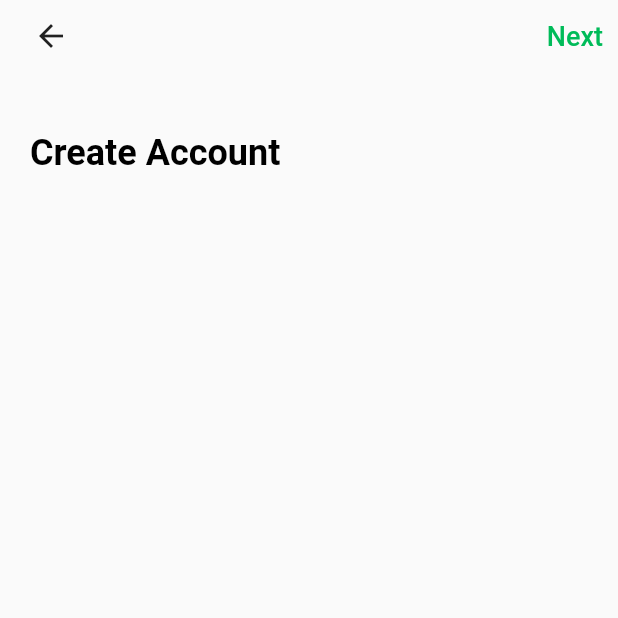
After one commit to Davies-K/Soccer-Mobile-App, a Flutter app: the screen it shows after launch, after a tap on "Sign up with email", on a phone screen of 412 x 824 dp, the top half of it. The commit adds this screen. Run offline on Flutter 3.47's test engine with Material 2 defaults, Android fonts, the phone set to English and light mode, and no system bars; our stand-ins replace get, google_fonts.

Commit message:
added onboarding screens

```diff
--- /dev/null
+++ b/lib/src/Features/Onboarding/create_account_screen.dart
@@ -0,0 +1,33 @@
+import 'package:flutter/material.dart';
+import 'package:get/get.dart';
+import 'package:soccer_app/src/AppConfig/app_config.dart';
+import 'package:soccer_app/src/Features/Onboarding/secure_account_screen.dart';
+import 'package:soccer_app/src/widgets/Onboarding/app_auth_header.dart';
+import 'package:soccer_app/src/widgets/Shared/default_app_header.dart';
+import 'package:soccer_app/src/widgets/next_widget.dart';
+
+class CreateAccountScreen extends StatelessWidget {
+  const CreateAccountScreen({Key? key}) : super(key: key);
+
+  @override
+  Widget build(BuildContext context) {
+    return Scaffold(
+        body: Padding(
+      padding: EdgeInsets.symmetric(horizontal: 10.0),
+      child: ListView(
+        children: [
+          DefaultAppHeader(
+            nextActionWidget: NextWidget(
+              onNextTapped: () => Get.to(() => SecureAccountScreen()),
+            ),
+          ),
+          AppSpaces.verticalSpace40,
+          Padding(
+            padding: const EdgeInsets.only(left: 10),
+            child: AppAuthHeader(title: "Create Account"),
+          )
+        ],
+      ),
+    ));
+  }
+}
--- a/lib/src/app.dart
+++ b/lib/src/app.dart
@@ -1,6 +1,7 @@
 import 'package:flutter/material.dart';
 //import 'package:flutter_gen/gen_l10n/app_localizations.dart';
 import 'package:flutter_localizations/flutter_localizations.dart';
+import 'package:get/get.dart';
 import 'package:google_fonts/google_fonts.dart';
 import 'package:soccer_app/src/Features/Onboarding/Splash/splash_screen.dart';
 import 'settings/settings_controller.dart';
@@ -23,12 +24,12 @@ class MyApp extends StatelessWidget {
     return AnimatedBuilder(
       animation: settingsController,
       builder: (BuildContext context, Widget? child) {
-        return MaterialApp(
+        return GetMaterialApp(
             // Providing a restorationScopeId allows the Navigator built by the
             // MaterialApp to restore the navigation stack when a user leaves and
             // returns to the app after it has been killed while running in the
             // background.
-            restorationScopeId: 'app',
+            //restorationScopeId: 'app',
             debugShowCheckedModeBanner: false,
             // Provide the generated AppLocalizations to the MaterialApp. This
             // allows descendant Widgets to display the correct translations
--- /dev/null
+++ b/lib/src/widgets/Onboarding/app_auth_header.dart
@@ -0,0 +1,16 @@
+import 'package:flutter/material.dart';
+
+class AppAuthHeader extends StatelessWidget {
+  final String title;
+  const AppAuthHeader({Key? key, required this.title}) : super(key: key);
+
+  @override
+  Widget build(BuildContext context) {
+    return Text(
+      title,
+      style: Theme.of(context).textTheme.headline5!.copyWith(
+          fontWeight: FontWeight.bold,
+          color: Theme.of(context).colorScheme.onSurface),
+    );
+  }
+}
--- /dev/null
+++ b/lib/src/widgets/Shared/default_app_header.dart
@@ -0,0 +1,15 @@
+import 'package:flutter/material.dart';
+
+class DefaultAppHeader extends StatelessWidget {
+  final Widget? nextActionWidget;
+  const DefaultAppHeader({Key? key, this.nextActionWidget}) : super(key: key);
+
+  @override
+  Widget build(BuildContext context) {
+    return Container(
+        child: Row(
+            mainAxisAlignment: MainAxisAlignment.spaceBetween,
+            crossAxisAlignment: CrossAxisAlignment.center,
+            children: [BackButton(), nextActionWidget ?? SizedBox.shrink()]));
+  }
+}
--- /dev/null
+++ b/lib/src/widgets/SplashScreen/background_splash_image.dart
@@ -0,0 +1,73 @@
+import 'package:flutter/material.dart';
+import 'package:soccer_app/src/AppConfig/app_theme.dart';
+import 'package:soccer_app/src/Data/data.dart';
+import 'package:soccer_app/src/Utils/utils.dart';
+import 'package:soccer_app/src/widgets/TeamSphere/team_sphere.dart';
+
+class BackgroundSplashImage extends StatelessWidget {
+  const BackgroundSplashImage({Key? key}) : super(key: key);
+
+  @override
+  Widget build(BuildContext context) {
+    return Stack(
+      children: [
+        // top teams
+        Positioned(
+            bottom: AppUtils.screenHeight * 0.19,
+            child: TeamSphere(size: 80, image: DummyData.teams["dortmund"]!)),
+
+        Positioned(
+            bottom: AppUtils.screenHeight * 0.12,
+            left: AppUtils.screenWidth * 0.15,
+            child: TeamSphere(size: 60, image: DummyData.teams["chelsea"]!)),
+
+        Positioned(
+            bottom: AppUtils.screenHeight * 0.15,
+            left: AppUtils.screenWidth * 0.35,
+            child: TeamSphere(size: 80, image: DummyData.teams["man_city"]!)),
+
+        Positioned(
+            bottom: AppUtils.screenHeight * 0.10,
+            right: 25,
+            child: TeamSphere(size: 90, image: DummyData.teams["norwich"]!)),
+
+        // bottom teams
+        Positioned(
+            left: 20,
+            bottom: 0,
+            right: 20,
+            child: TeamSphere(size: 110, image: DummyData.teams["bayern"]!)),
+        Positioned(
+            right: AppUtils.screenWidth * 0.8,
+            bottom: 0,
+            child:
+                TeamSphere(size: 80, image: DummyData.teams["real_madrid"]!)),
+
+        Positioned(
+            left: AppUtils.screenWidth * 0.85,
+            bottom: 0,
+            child: TeamSphere(size: 80, image: DummyData.teams["arsenal"]!)),
+
+        // white overlay
+        AppTheme.isDarkMode(context)
+            ? Container()
+            : Container(
+                height: double.infinity,
+                decoration: BoxDecoration(
+                    color: Colors.white,
+                    gradient: LinearGradient(
+                        begin: FractionalOffset.topCenter,
+                        end: FractionalOffset.bottomCenter,
+                        colors: [
+                          Colors.white10,
+                          Theme.of(context).scaffoldBackgroundColor
+                        ],
+                        stops: [
+                          0.0,
+                          1.0
+                        ])),
+              )
+      ],
+    );
+  }
+}
--- /dev/null
+++ b/lib/src/widgets/next_widget.dart
@@ -0,0 +1,19 @@
+import 'package:flutter/material.dart';
+import 'package:soccer_app/src/AppConfig/app_config.dart';
+
+class NextWidget extends StatelessWidget {
+  final VoidCallback? onNextTapped;
+  const NextWidget({Key? key, this.onNextTapped}) : super(key: key);
+
+  @override
+  Widget build(BuildContext context) {
+    return InkWell(
+      onTap: onNextTapped,
+      child: Text("Next",
+          style: Theme.of(context)
+              .textTheme
+              .bodyText1!
+              .copyWith(color: AppColors.appGreen, fontSize: 18)),
+    );
+  }
+}
```
Also changed, not shown: lib/src/Features/Onboarding/Splash/splash_screen.dart (+6 -71 lines), lib/src/Features/Onboarding/secure_account_screen.dart (added, +31 -0 lines), pubspec.lock, 1 other file.
